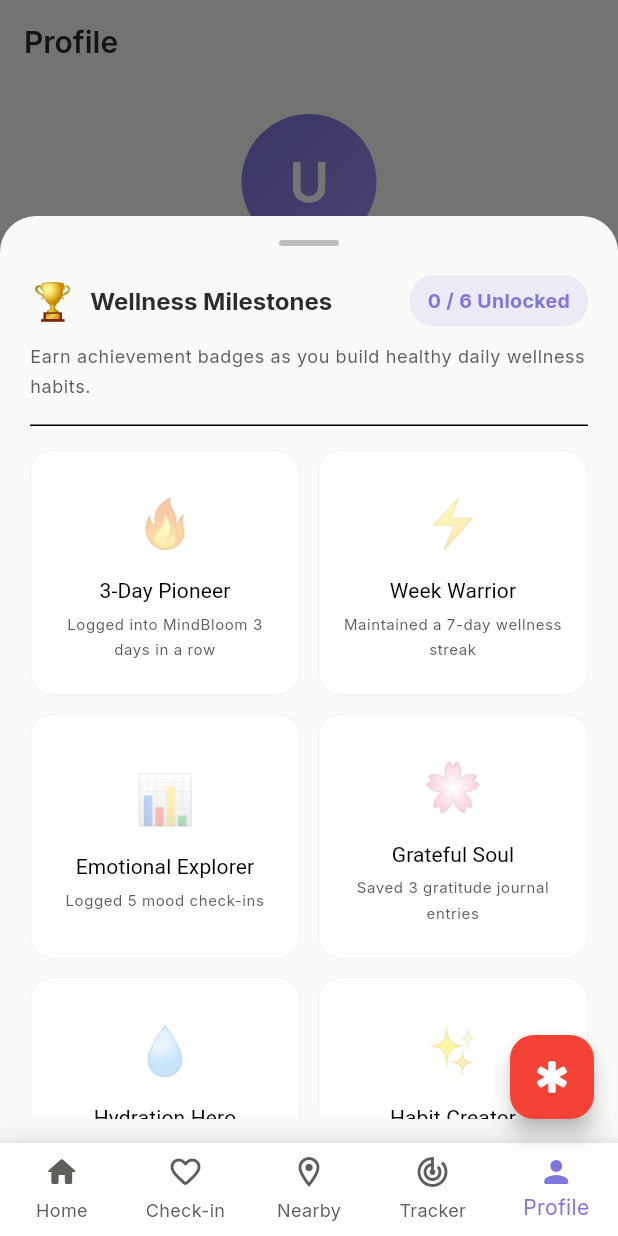
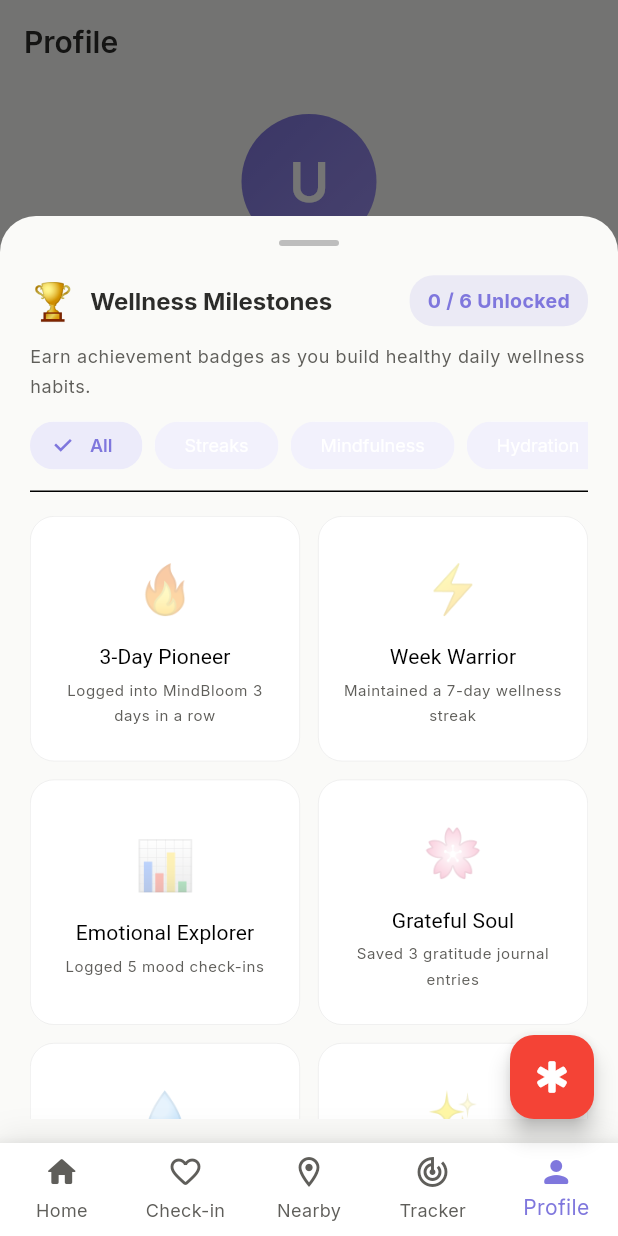
Before and after one commit to Pushpendra-7-ux/MindBloom, a Flutter app: the ProfileScreen screen opened by its route, after a tap on "Wellness Milestones", on a phone screen of 412 x 824 dp. Run offline on Flutter 3.47's test engine with Material 3 defaults, Android fonts, the phone set to English and light mode, and no system bars; our stand-ins replace dio, fl_chart, flutter_map, flutter_riverpod, flutter_secure_storage, go_router and 5 more; accounts and stored records are empty.

Commit message:
feat(profile): add category FilterChips inside _showBadgesShowcaseSheet

```diff
--- a/mindbloom_app/lib/screens/profile/profile_screen.dart
+++ b/mindbloom_app/lib/screens/profile/profile_screen.dart
@@ -408,14 +408,24 @@
   }
 
   void _showBadgesShowcaseSheet(BuildContext context, WidgetRef ref) {
+    String selectedCategory = 'All';
+
     showModalBottomSheet(
       context: context,
       isScrollControlled: true,
       backgroundColor: Colors.transparent,
       builder: (ctx) {
+        return StatefulBuilder(
+          builder: (context, setSheetState) {
             return Consumer(
               builder: (context, ref, child) {
                 final badgesState = ref.watch(badgesProvider);
+                final categories = ['All', 'Streaks', 'Mindfulness', 'Hydration', 'Gratitude', 'Habits'];
+
+                final filteredBadges = badgesState.badges.where((b) {
+                  if (selectedCategory == 'All') return true;
+                  return b.category.name.toLowerCase() == selectedCategory.toLowerCase();
+                }).toList();
 
                 return Container(
                   height: MediaQuery.of(context).size.height * 0.75,
@@ -476,21 +486,54 @@
                         'Earn achievement badges as you build healthy daily wellness habits.',
                         style: Theme.of(context).textTheme.bodySmall,
                       ),
-                  const SizedBox(height: 16),
+                      const SizedBox(height: 12),
+
+                      // Category filter chips
+                      SizedBox(
+                        height: 36,
+                        child: ListView(
+                          scrollDirection: Axis.horizontal,
+                          children: categories.map((cat) {
+                            final isSelected = selectedCategory == cat;
+                            return Padding(
+                              padding: const EdgeInsets.only(right: 8),
+                              child: FilterChip(
+                                label: Text(cat),
+                                selected: isSelected,
+                                onSelected: (_) {
+                                  setSheetState(() {
+                                    selectedCategory = cat;
+                                  });
+                                },
+                                selectedColor: AppColors.primaryPurple.withValues(alpha: 0.15),
+                                checkmarkColor: AppColors.primaryPurple,
+                                labelStyle: TextStyle(
+                                  color: isSelected ? AppColors.primaryPurple : null,
+                                  fontWeight: isSelected ? FontWeight.w600 : FontWeight.normal,
+                                  fontSize: 12,
+                                ),
+                              ),
+                            );
+                          }).toList(),
+                        ),
+                      ),
+                      const SizedBox(height: 12),
                       const Divider(height: 1),
                       const SizedBox(height: 16),
 
                       Expanded(
-                    child: GridView.builder(
+                        child: filteredBadges.isEmpty
+                            ? const Center(child: Text('No milestones found for this category.'))
+                            : GridView.builder(
                                 gridDelegate: const SliverGridDelegateWithFixedCrossAxisCount(
                                   crossAxisCount: 2,
                                   crossAxisSpacing: 12,
                                   mainAxisSpacing: 12,
                                   childAspectRatio: 1.1,
                                 ),
-                      itemCount: badgesState.badges.length,
+                                itemCount: filteredBadges.length,
                                 itemBuilder: (context, index) {
-                        final badge = badgesState.badges[index];
+                                  final badge = filteredBadges[index];
                                   return Container(
                                     padding: const EdgeInsets.all(12),
                                     decoration: BoxDecoration(
@@ -539,6 +582,8 @@
                       ),
                     ],
                   ),
+                );
+              },
             );
           },
         );
```
Lines whose indentation alone changed are shown as unchanged.
